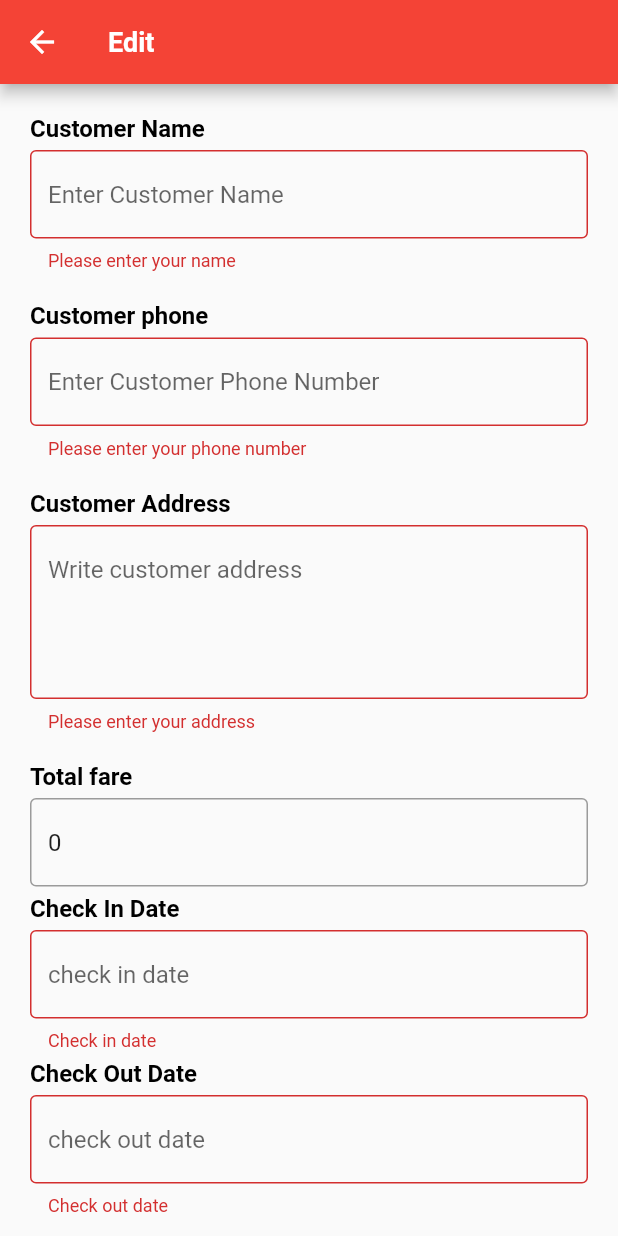
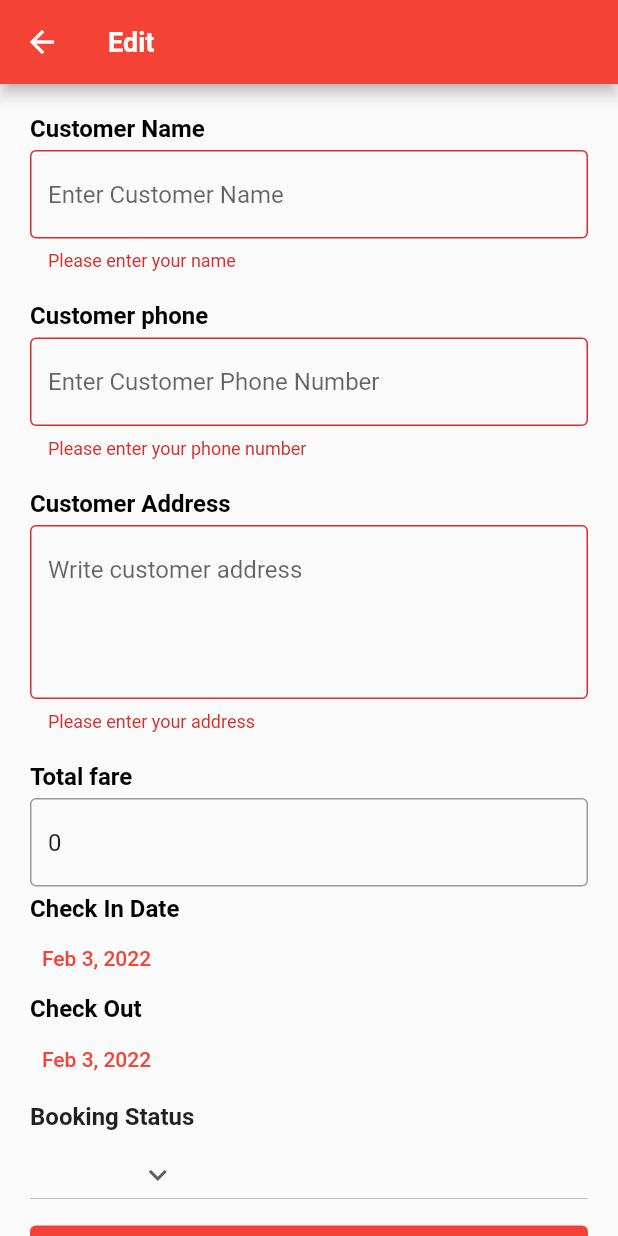
Before and after one commit to nifty-apps/hotel-management-app, a Flutter app: the BookingEditPage screen opened directly with empty values, after a tap on "Update", on a phone screen of 412 x 824 dp. Run offline on Flutter 3.47's test engine with Material 2 defaults, Android fonts, the phone set to English and light mode, and no system bars; our stand-ins replace flutter_spinkit, get, shared_preferences, syncfusion_flutter_datepicker; accounts and stored records are empty.

Commit message:
feat: add datepicker feature in edit details page - update UI - change date time formate fix : fix navigation bug

```diff
--- a/lib/controller/room_controller.dart
+++ b/lib/controller/room_controller.dart
@@ -2,7 +2,6 @@ import 'dart:collection';
 import 'package:get/get.dart';
 import 'package:somudro_bilash_hotel/data/rest_ds.dart';
 import 'package:somudro_bilash_hotel/model/room_model.dart';
-import 'package:intl/intl.dart';
 
 class RoomController extends GetxController implements GetxService {
   int roomTypeId = 0;
@@ -15,8 +14,8 @@ class RoomController extends GetxController implements GetxService {
   Future getRooms() async {
     Response response = await RestDatasource.getRooms(
       roomTypeId,
-      DateFormat('yyyy-MM-dd').format(fromDate),
-      DateFormat('yyyy-MM-dd').format(toDate),
+      fromDate.toIso8601String(),
+      toDate.toIso8601String(),
     );
     if (response.status.code == 200) {
       final data = response.body['data'];
--- a/lib/controller/room_type_controller.dart
+++ b/lib/controller/room_type_controller.dart
@@ -1,5 +1,4 @@
 import 'package:get/get.dart';
-import 'package:intl/intl.dart';
 import 'package:somudro_bilash_hotel/data/rest_ds.dart';
 import 'package:somudro_bilash_hotel/model/room_type_model.dart';
 
@@ -16,8 +15,8 @@ class RoomTypeController extends GetxController implements GetxService {
     isLoading = true;
     update();
     Response response = await RestDatasource.getRoomTypeInfo(
-      DateFormat('yyyy-MM-dd').format(startDate),
-      DateFormat('yyyy-MM-dd').format(endDate),
+      startDate.toIso8601String(),
+      endDate.toIso8601String(),
     );
     if (response.status.code == 200) {
       roomTypes.clear();
--- a/lib/model/booking_model.dart
+++ b/lib/model/booking_model.dart
@@ -9,8 +9,8 @@ class Booking {
   String bookingStatus;
   int roomFare;
   int paidAmount;
-  String checkInDate;
-  String checkOutDate;
+  DateTime checkInDate;
+  DateTime checkOutDate;
   Booking({
     this.id,
     this.roomId,
@@ -33,8 +33,8 @@ class Booking {
     String? bookingStatus,
     int? roomFare,
     int? paidAmount,
-    String? checkInDate,
-    String? checkOutDate,
+    DateTime? checkInDate,
+    DateTime? checkOutDate,
   }) {
     return Booking(
       id: id ?? this.id,
@@ -60,8 +60,8 @@ class Booking {
       'booking_status': bookingStatus,
       'room_fare': roomFare,
       'paid_amount': paidAmount,
-      'check_in_date': checkInDate,
-      'check_out_date': checkOutDate,
+      'check_in_date': checkInDate.toIso8601String(),
+      'check_out_date': checkOutDate.toIso8601String(),
     };
   }
 
@@ -75,8 +75,8 @@ class Booking {
       bookingStatus: map['booking_status'] ?? '',
       roomFare: map['room_fare']?.toInt() ?? 0,
       paidAmount: map['paid_amount']?.toInt() ?? 0,
-      checkInDate: map['check_in_date'] ?? '',
-      checkOutDate: map['check_out_date'] ?? '',
+      checkInDate: DateTime.parse(map['check_in_date']),
+      checkOutDate: DateTime.parse(map['check_out_date']),
     );
   }
 
--- a/lib/view/screens/booking/booking.dart
+++ b/lib/view/screens/booking/booking.dart
@@ -243,7 +243,7 @@ class _BookingRoomState extends State<BookingRoom> {
                         if (formKey.currentState!.validate()) {
                           if (await bookingController.bookRoom()) {
                             Get.find<RoomController>().getRooms();
-                            Navigator.pop(context);
+                            Get.back(closeOverlays: true);
                             Get.snackbar(
                               'Success',
                               'Room confirm successfuly',
--- a/lib/view/screens/booking_edit/booking_edit_page.dart
+++ b/lib/view/screens/booking_edit/booking_edit_page.dart
@@ -1,5 +1,6 @@
 import 'package:flutter/material.dart';
 import 'package:get/get.dart';
+import 'package:intl/intl.dart';
 import 'package:somudro_bilash_hotel/controller/booking_controller.dart';
 import 'package:somudro_bilash_hotel/controller/room_controller.dart';
 import 'package:somudro_bilash_hotel/model/booking_model.dart';
@@ -163,53 +164,62 @@ class _BookingEditPageState extends State<BookingEditPage> {
                     fontSize: 16,
                     fontWeight: FontWeight.bold),
               ),
-              const SizedBox(height: 5),
-              TextFormField(
-                initialValue: widget.booking.checkInDate,
-                keyboardType: TextInputType.number,
-                maxLines: 1,
-                validator: (value) {
-                  if (value!.isEmpty) {
-                    return 'Check in date';
+              TextButton(
+                style: TextButton.styleFrom(
+                  alignment: Alignment.centerLeft,
+                ),
+                onPressed: () async {
+                  final date = await showDatePicker(
+                    context: context,
+                    initialDate: widget.booking.checkInDate,
+                    firstDate: widget.booking.checkInDate,
+                    lastDate: DateTime.now().add(Duration(days: 365)),
+                  );
+                  if (date != null) {
+                    setState(() {
+                      widget.booking.checkInDate = date;
+                    });
                   }
                 },
-                decoration: InputDecoration(
-                  border: OutlineInputBorder(),
-                  hintText: 'check in date',
+                child: Text(
+                  DateFormat.yMMMd().format(
+                    widget.booking.checkInDate,
+                  ),
                 ),
-                onChanged: (String checkInDate) {
-                  widget.booking.checkInDate = checkInDate;
-                },
               ),
-              SizedBox(height: 5),
               Text(
-                'Check Out Date',
+                'Check Out',
                 style: TextStyle(
                     color: Colors.black,
                     fontSize: 16,
                     fontWeight: FontWeight.bold),
               ),
-              const SizedBox(height: 5),
-              TextFormField(
-                initialValue: widget.booking.checkOutDate,
-                keyboardType: TextInputType.number,
-                maxLines: 1,
-                validator: (value) {
-                  if (value!.isEmpty) {
-                    return 'Check out date';
+              TextButton(
+                style: TextButton.styleFrom(
+                  alignment: Alignment.centerLeft,
+                ),
+                onPressed: () async {
+                  final date = await showDatePicker(
+                    context: context,
+                    initialDate: widget.booking.checkOutDate,
+                    firstDate: widget.booking.checkOutDate.subtract(
+                      Duration(days: 30),
+                    ),
+                    lastDate: DateTime.now().add(Duration(days: 365)),
+                  );
+                  if (date != null) {
+                    setState(() {
+                      widget.booking.checkOutDate = date;
+                    });
                   }
                 },
-                decoration: InputDecoration(
-                  border: OutlineInputBorder(),
-                  hintText: 'check out date',
+                child: Text(
+                  DateFormat.yMMMd().format(
+                    widget.booking.checkOutDate,
+                  ),
                 ),
-                onChanged: (String checkOutDate) {
-                  widget.booking.checkOutDate = checkOutDate;
-                },
               ),
-              SizedBox(
-                height: 10,
-              ),
+              const SizedBox(height: 5),
               Text(
                 'Booking Status',
                 style: TextStyle(
--- a/lib/view/screens/dashboard/dashboard_screen.dart
+++ b/lib/view/screens/dashboard/dashboard_screen.dart
@@ -86,7 +86,7 @@ class _DashboardScreenState extends State<DashboardScreen> {
                 child: Row(
                   children: [
                     Icon(
-                      Icons.payment_sharp,
+                      Icons.history,
                       color: Colors.grey.shade700,
                     ),
                     SizedBox(width: 10.0),
@@ -99,11 +99,11 @@ class _DashboardScreenState extends State<DashboardScreen> {
                 child: Row(
                   children: [
                     Icon(
-                      Icons.update_sharp,
+                      Icons.add,
                       color: Colors.grey.shade700,
                     ),
                     SizedBox(width: 10.0),
-                    Text('Update Payment'),
+                    Text('Add Payment'),
                   ],
                 ),
               ),
```
Also changed, not shown: lib/controller/booking_controller.dart (+2 -5 lines), lib/helper/get_di.dart (+5 -5 lines), lib/view/screens/booking/booking_overview.dart (+2 -6 lines), lib/view/screens/login_screen/login_page.dart (+1 -7 lines).
